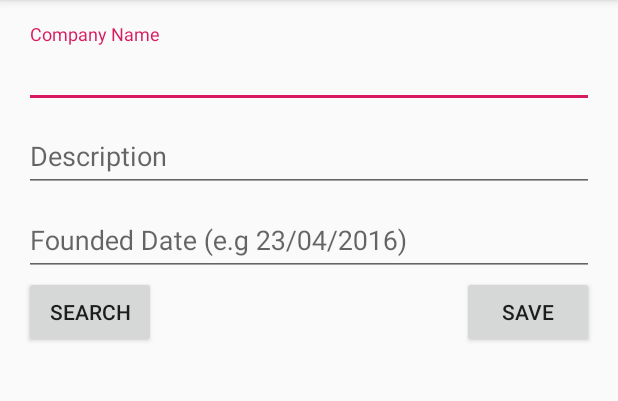
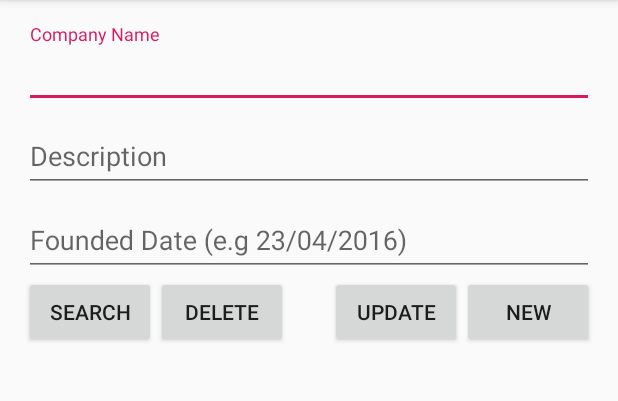
Before and after one commit to c-swa/web-and-mobile-programming, an Android app: the EmployerActivity screen opened directly, with no data from a screen before it, on a phone screen of 412 x 824 dp, the part 84-485 px from its top. Run offline under Robolectric (Android 15) with nearby library versions, the phone set to English and light mode, and no system bars; our stand-ins replace data binding.

Commit message:
Added Buttons and setup funtion

```diff
--- a/ICP 12/Mobile_Lesson5/SQLite/app/src/main/java/com/vijaya/sqlite/EmployerActivity.java
+++ b/ICP 12/Mobile_Lesson5/SQLite/app/src/main/java/com/vijaya/sqlite/EmployerActivity.java
@@ -41,6 +41,11 @@ public class EmployerActivity extends AppCompatActivity {
                 readFromDB();
             }
         });
+    }
+
+    // Deletes the displayed elements within the database.
+    private void deleteFromDB(){
+
     }
 
     private void saveToDB() {
--- a/ICP 12/Mobile_Lesson5/SQLite/app/src/main/java/com/vijaya/sqlite/SampleDBContract.java
+++ b/ICP 12/Mobile_Lesson5/SQLite/app/src/main/java/com/vijaya/sqlite/SampleDBContract.java
@@ -12,6 +12,7 @@ public final class SampleDBContract {
     private SampleDBContract() {
     }
 
+    // Employer and Employee - view Employers on both activities
     public static class Employer implements BaseColumns {
         public static final String TABLE_NAME = "employer";
         public static final String COLUMN_NAME = "name";
@@ -26,6 +27,7 @@ public final class SampleDBContract {
                 COLUMN_FOUNDED_DATE + " INTEGER" + ")";
     }
 
+    // Employee Activity to view the Employees
     public static class Employee implements BaseColumns {
         public static final String TABLE_NAME = "employee";
         public static final String COLUMN_FIRSTNAME = "firstname";
--- a/ICP 12/Mobile_Lesson5/SQLite/app/src/main/res/layout/activity_employer.xml
+++ b/ICP 12/Mobile_Lesson5/SQLite/app/src/main/res/layout/activity_employer.xml
@@ -1,8 +1,8 @@
 <?xml version="1.0" encoding="utf-8"?>
-<layout>
+<layout xmlns:android="http://schemas.android.com/apk/res/android"
+    xmlns:tools="http://schemas.android.com/tools">
 
-    <ScrollView xmlns:android="http://schemas.android.com/apk/res/android"
-        xmlns:tools="http://schemas.android.com/tools"
+    <ScrollView
         android:layout_width="match_parent"
         android:layout_height="match_parent">
 
@@ -62,7 +62,7 @@
                 android:layout_alignParentRight="true"
                 android:layout_below="@id/foundedInputLayout"
                 android:layout_marginBottom="30dp"
-                android:text="@string/save" />
+                android:text="NEW" />
 
             <Button
                 android:id="@+id/searchButton"
@@ -79,6 +79,30 @@
                 android:layout_height="match_parent"
                 android:layout_below="@id/saveButton" />
 
+            <Button
+                android:id="@+id/updateButton"
+                android:layout_width="wrap_content"
+                android:layout_height="wrap_content"
+                android:layout_below="@+id/foundedInputLayout"
+                android:layout_marginTop="0dp"
+                android:layout_marginEnd="0dp"
+                android:layout_marginRight="0dp"
+                android:layout_toStartOf="@+id/saveButton"
+                android:layout_toLeftOf="@+id/saveButton"
+                android:text="Update" />
+
+            <Button
+                android:id="@+id/deleteButton"
+                android:layout_width="wrap_content"
+                android:layout_height="wrap_content"
+                android:layout_below="@+id/foundedInputLayout"
+                android:layout_marginStart="0dp"
+                android:layout_marginLeft="0dp"
+                android:layout_marginTop="0dp"
+                android:layout_toEndOf="@+id/searchButton"
+                android:layout_toRightOf="@+id/searchButton"
+                android:text="Delete" />
+
         </RelativeLayout>
     </ScrollView>
 </layout>
```
